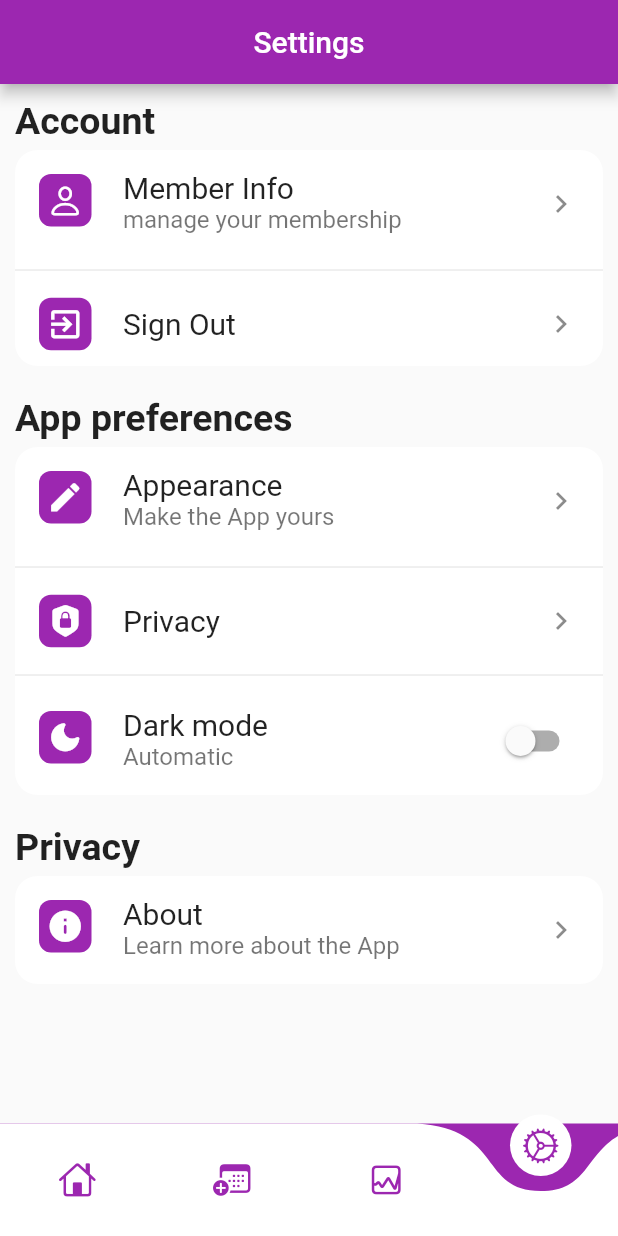
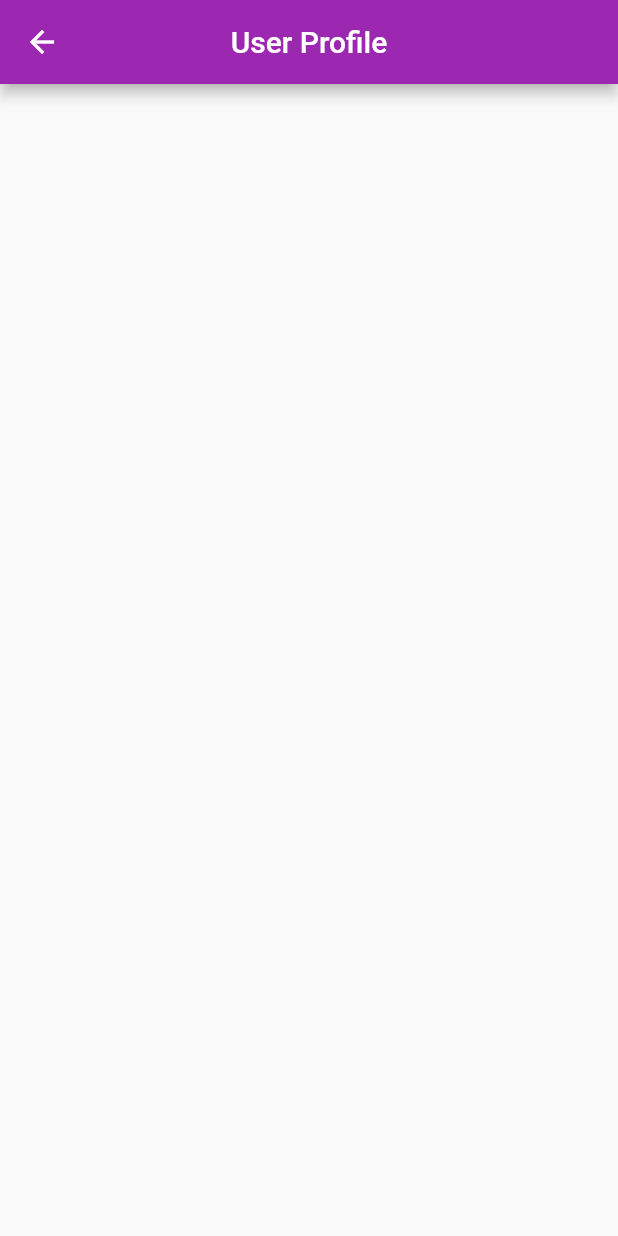
Before and after one commit to AltTheo/UOP_sports_V2.0, a Flutter app: the screen it shows after launch, item 4 of the bottom bar chosen, after a tap on "Member Info", on a phone screen of 412 x 824 dp. Run offline on Flutter 3.47's test engine with Material 2 defaults, Android fonts, the phone set to English and light mode, and no system bars; drawn by our look-alikes of babstrap_settings_screen, curved_navigation_bar; our stand-ins replace animated_notch_bottom_bar, firebase_auth, firebase_core; missing offline and left inert: booking_calendar; accounts and stored records are empty.

Commit message:
creating subscreens for the settings

```diff
--- a/lib/screens/SettingsScreen.dart
+++ b/lib/screens/SettingsScreen.dart
@@ -2,7 +2,13 @@
 import 'package:babstrap_settings_screen/babstrap_settings_screen.dart';
 import 'package:flutter/cupertino.dart';
 import 'package:flutter/material.dart';
+import 'package:sport_test/src/Nav.dart';
 import 'package:sport_test/src/login.dart';
+
+import '../src/Navybar.dart';
+import '../subScreens/Info.dart';
+
+
 
 class Settings extends StatelessWidget {
   const Settings({super.key});
@@ -53,7 +59,10 @@ class Settings extends StatelessWidget {
                       backgroundColor: Colors.purple,
                       withBackground: true,
                       iconsColor: Colors.white),
-                  onTap: () {},
+                  onTap: () {
+                    Navigator.of(context).pushReplacement(
+                    MaterialPageRoute(builder: (context) => const Info()));
+                  },
                   title: 'Member Info',
                   titleStyle: const TextStyle(fontSize: 20),
                   subtitle: 'manage your membership',
--- /dev/null
+++ b/lib/subScreens/Info.dart
@@ -0,0 +1,25 @@
+import 'package:flutter/cupertino.dart';
+import 'package:flutter/material.dart';
+
+import '../screens/SettingsScreen.dart';
+
+class Info extends StatelessWidget {
+  const Info({super.key});
+
+  @override
+  Widget build(BuildContext context) {
+    return Scaffold(
+      appBar: AppBar(
+        title: const Text('User Profile'),
+        backgroundColor: Colors.purple,
+        centerTitle: true,
+        leading: BackButton(
+          onPressed: (){
+            Navigator.of(context).pushReplacement(
+                    MaterialPageRoute(builder: (context) => const Settings()));
+          },
+        ),
+      ),
+    );
+  }
+}
```
